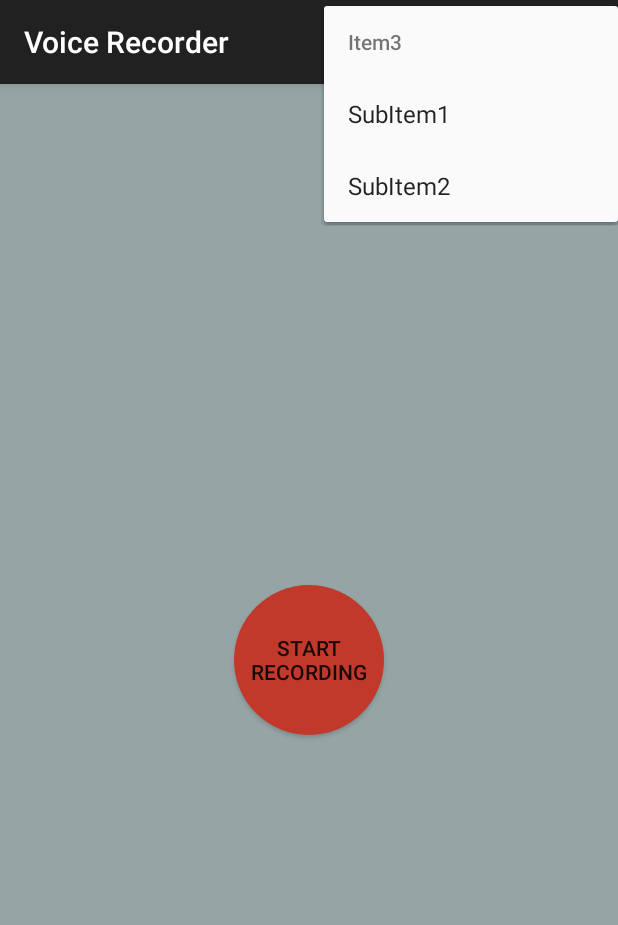
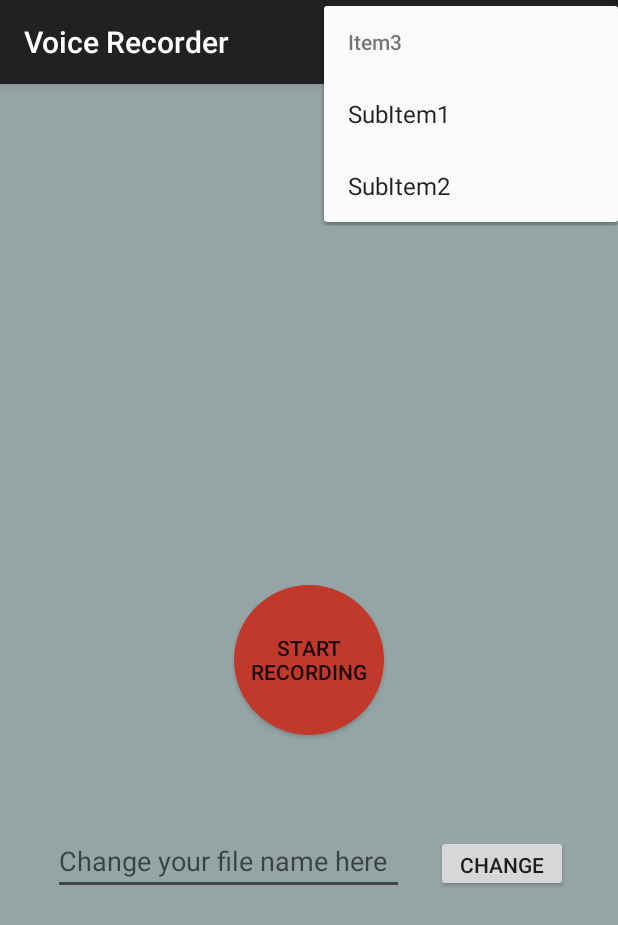
Before and after one commit to olsxn/VoiceRecorder, an Android app: the screen it shows after launch (MainActivity), in the options menu, after a tap on "Item3", on a phone screen of 412 x 824 dp. Shown: the top 925 px of the screen. Run offline under Robolectric (Android 15) with nearby library versions, the phone set to English and light mode, and no system bars.

Commit message:
2.6
Adding "change filename" functionality

```diff
--- a/app/src/main/java/com/voicerecorderproject/MainActivity.java
+++ b/app/src/main/java/com/voicerecorderproject/MainActivity.java
@@ -17,6 +17,7 @@ import android.view.MenuItem;
 import android.view.View;
 import android.view.WindowManager;
 import android.widget.Button;
+import android.widget.EditText;
 import android.widget.Toast;
 
 import androidx.annotation.NonNull;
@@ -32,12 +33,17 @@ import java.util.UUID;
 public class MainActivity extends AppCompatActivity {
 
     public static final String LOG_TAG = "AudioRecordTest";
+    public static String inputtedText = null;
+    public static String fileName = null;
     private static MediaRecorder mediaRecorder;
     final int REQUEST_PERMISSION_CODE = 1000;
     private int clickCount = 0;
     private static Context appContext;
 
     Button startButton;
+    Button changeButton;
+    EditText changeText;
+
 
     // handle first time run of app
     final String PREFS_NAME = "initialSettingsFile";
@@ -63,8 +69,10 @@ public class MainActivity extends AppCompatActivity {
         initialSettings = getSharedPreferences(PREFS_NAME, 0);
         settings = PreferenceManager.getDefaultSharedPreferences(appContext);
 
-        // init button var
+        // init button/text vars
         startButton = findViewById(R.id.startButton);
+        changeButton = findViewById(R.id.changeButton);
+        changeText = findViewById(R.id.editText);
 
         // check permissions at runtime
         if (!checkPermissions()) {
@@ -76,6 +84,13 @@ public class MainActivity extends AppCompatActivity {
 
         // handle the keep screen on option in on create
         handleScreen();
+
+        changeButton.setOnClickListener(new View.OnClickListener() {
+            @Override
+            public void onClick(View v) {
+                inputtedText = changeText.getText().toString();
+            }
+        });
 
         // when record is clicked: initialise MediaRecorder, turn DND on (if wanted), record
         // click count is used in order to change text on the button
@@ -185,8 +200,9 @@ public class MainActivity extends AppCompatActivity {
 
     public static void setUpFile() {
         //set new fileName each time mediaRecorder is setup with UUID
-        String fileName = Environment.getExternalStorageDirectory() + File.separator + Environment.DIRECTORY_DOWNLOADS + File.separator +
-                UUID.randomUUID().toString() + "_audioRecordTest.m4a";
+        // UUID.randomUUID().toString()
+        String fileName = Environment.getExternalStorageDirectory() + File.separator +
+                Environment.DIRECTORY_DOWNLOADS + File.separator + inputtedText;
         mediaRecorder.setOutputFile(fileName);
     }
 
--- a/app/src/main/res/layout/activity_main.xml
+++ b/app/src/main/res/layout/activity_main.xml
@@ -17,4 +17,28 @@
         android:background="@drawable/circle"
         android:text="@string/start_recording" />
 
+
+    <EditText
+        android:id="@+id/editText"
+        android:layout_width="234dp"
+        android:layout_height="wrap_content"
+        android:layout_alignParentStart="true"
+        android:layout_alignParentBottom="true"
+        android:layout_marginStart="35dp"
+        android:layout_marginBottom="227dp"
+        android:ems="10"
+        android:hint="@string/inputText"
+        android:importantForAutofill="no"
+        android:inputType="textPersonName" />
+
+    <Button
+        android:id="@+id/changeButton"
+        android:layout_width="wrap_content"
+        android:layout_height="38dp"
+        android:layout_alignParentEnd="true"
+        android:layout_alignParentBottom="true"
+        android:layout_marginEnd="33dp"
+        android:layout_marginBottom="229dp"
+        android:text="@string/changeButton" />
+
 </RelativeLayout>
--- a/app/src/main/res/values/strings.xml
+++ b/app/src/main/res/values/strings.xml
@@ -38,4 +38,6 @@
     <string name="recording_location_title">Recording location</string>
     <string name="plus_sign">plus sign</string>
     <string name="test_text">Hello this is a test for the expandable text view that I will use to explain various parts of the app</string>
+    <string name="inputText">Change your file name here</string>
+    <string name="changeButton">change</string>
 </resources>
```
